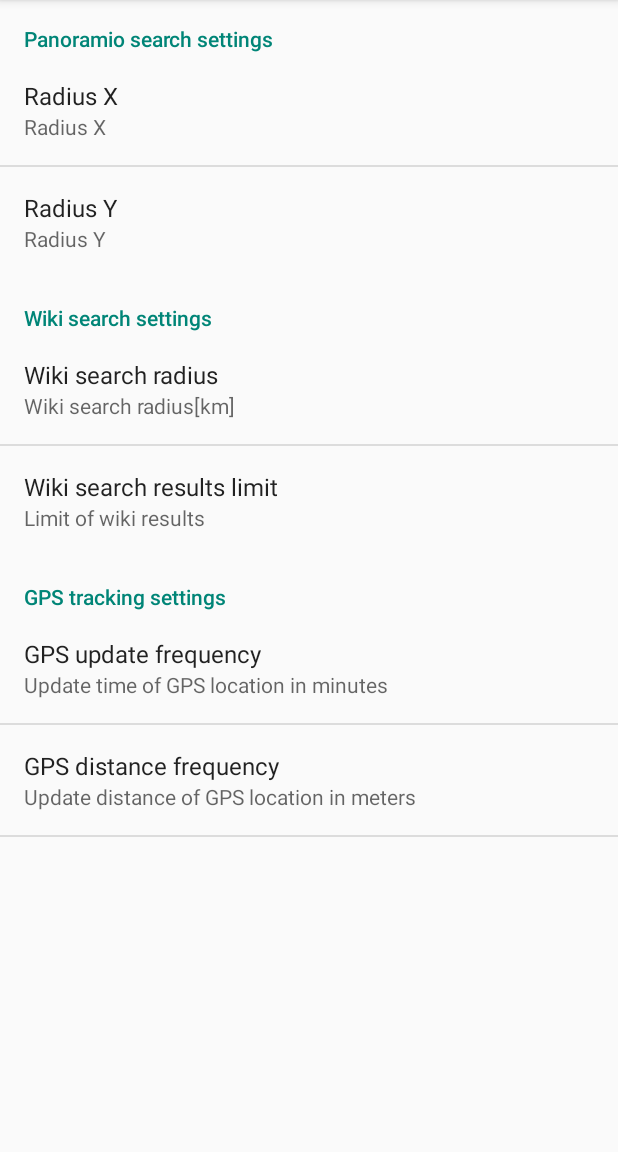
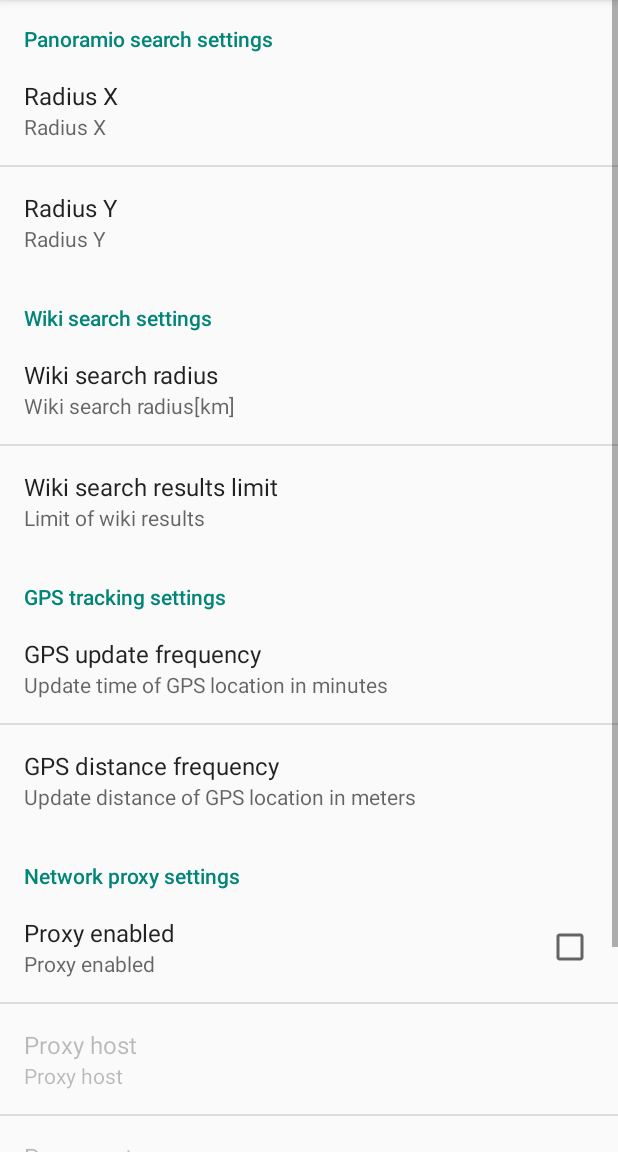
Before and after one commit to tomaszpolgrabia/urban-explorer, an Android app: the screen it shows after launch (SettingsActivity), in the options menu, after a tap on "Settings", on a phone screen of 412 x 824 dp, the part 84-1236 px from its top. Run offline under Robolectric (Android 15) with nearby library versions, the phone set to English and light mode, and no system bars; libraries missing offline, so code that uses them is left out: com.androidquery, com.androidquery.util, com.crashlytics.android, com.nostra13.universalimageloader, io.fabric.sdk; 7 statements that could not run were skipped.

Commit message:
Try of marking http proxy quieries.

```diff
--- a/app/src/main/java/pl/tpolgrabia/urbanexplorer/MainActivity.java
+++ b/app/src/main/java/pl/tpolgrabia/urbanexplorer/MainActivity.java
@@ -16,6 +16,7 @@ import android.support.v7.app.ActionBarActivity;
 import android.util.Log;
 import android.view.*;
 import android.widget.Toast;
+import com.androidquery.util.AQUtility;
 import com.crashlytics.android.Crashlytics;
 import com.nostra13.universalimageloader.cache.memory.impl.WeakMemoryCache;
 import com.nostra13.universalimageloader.core.DisplayImageOptions;
@@ -32,6 +33,7 @@ import pl.tpolgrabia.urbanexplorer.fragments.WikiLocationsFragment;
 import pl.tpolgrabia.urbanexplorer.handlers.SwipeHandler;
 import pl.tpolgrabia.urbanexplorer.utils.ImageLoaderUtils;
 import pl.tpolgrabia.urbanexplorer.utils.LocationUtils;
+import pl.tpolgrabia.urbanexplorer.utils.NetUtils;
 import pl.tpolgrabia.urbanexplorer.utils.NumberUtils;
 import pl.tpolgrabia.urbanexplorer.views.CustomInterceptor;
 import pl.tpolgrabia.urbanexplorer.views.SwipeFrameLayout;
@@ -46,6 +48,7 @@ public class MainActivity extends ActionBarActivity {
     private static final double MAX_FRAGMENT_ID = WIKI_FRAGMENT_ID;
     private static final double MIN_FRAGMENT_ID = HOME_FRAGMENT_ID;
     private static final String FRAG_ID = "FRAG_ID";
+    private static final int SETTINGS_ID_INTENT_REQUEST_ID = 2;
     public static DisplayImageOptions options;
     private GestureDetectorCompat gestureDetector;
     private int currentFragmentId = 0;
@@ -53,7 +56,7 @@ public class MainActivity extends ActionBarActivity {
 
     private boolean locationServicesActivated = false;
     private GestureDetector.OnGestureListener swipeHandler;
-
+    private PanoramioImageInfo photoInfo;
 
     public StandardLocationListener getLocationCallback() {
         return locationCallback;
@@ -70,6 +73,9 @@ public class MainActivity extends ActionBarActivity {
         super.onCreate(savedInstanceState);
         Log.v(CLASS_TAG, "onCreate");
         setContentView(R.layout.activity_main);
+        AQUtility.setDebug(true);
+
+        NetUtils.setGlobalProxyAuth(this);
 
         currentFragmentId = 0;
 
@@ -114,7 +120,7 @@ public class MainActivity extends ActionBarActivity {
         switch (item.getItemId()) {
             case R.id.settings:
                 final Intent intent = new Intent(this, SettingsActivity.class);
-                startActivity(intent);
+                startActivityForResult(intent, MainActivity.SETTINGS_ID_INTENT_REQUEST_ID, new Bundle());
                 return true;
             default:
                 return super.onOptionsItemSelected(item);
@@ -122,6 +128,7 @@ public class MainActivity extends ActionBarActivity {
     }
 
     public void switchToPhoto(PanoramioImageInfo photoInfo) {
+        this.photoInfo = photoInfo;
         FragmentManager fragmentManager = getSupportFragmentManager();
         FragmentTransaction ctx = fragmentManager.beginTransaction();
         PanoramioShowerFragment panoramioShower = new PanoramioShowerFragment();
@@ -281,6 +288,9 @@ public class MainActivity extends ActionBarActivity {
                     startActivity(intent);
                 }
                 break;
+            case SETTINGS_ID_INTENT_REQUEST_ID:
+                NetUtils.setGlobalProxyAuth(this);
+                break;
             default:
                 super.onActivityResult(requestCode, resultCode, data);
         }
--- a/app/src/main/java/pl/tpolgrabia/urbanexplorer/fragments/PanoramioAdapter.java
+++ b/app/src/main/java/pl/tpolgrabia/urbanexplorer/fragments/PanoramioAdapter.java
@@ -13,6 +13,7 @@ import com.nostra13.universalimageloader.core.ImageLoader;
 import pl.tpolgrabia.urbanexplorer.MainActivity;
 import pl.tpolgrabia.urbanexplorer.R;
 import pl.tpolgrabia.urbanexplorer.dto.panoramio.PanoramioImageInfo;
+import pl.tpolgrabia.urbanexplorer.utils.NetUtils;
 
 import java.util.List;
 
@@ -24,7 +25,7 @@ public class PanoramioAdapter extends ArrayAdapter<PanoramioImageInfo> {
 
     public PanoramioAdapter(FragmentActivity activity, int location_item, List<PanoramioImageInfo> photosDescriptions) {
         super(activity, location_item, photosDescriptions);
-        aq = new AQuery(activity);
+        aq = NetUtils.createProxyAQueryInstance(activity);
     }
 
     @Override
--- a/app/src/main/java/pl/tpolgrabia/urbanexplorer/handlers/SwipeHandler.java
+++ b/app/src/main/java/pl/tpolgrabia/urbanexplorer/handlers/SwipeHandler.java
@@ -12,7 +12,7 @@ public class SwipeHandler implements GestureDetector.OnGestureListener {
     private static final String CLASS_TAG = SwipeHandler.class.getSimpleName();
     private final MainActivity activity;
     private static final float SWIPE_THRESHOLD = 50;
-    private static final float SWIPE_VELOCITY_THRESHOLD = 20;
+    private static final float SWIPE_VELOCITY_THRESHOLD = 10;
 
     public SwipeHandler(MainActivity activity) {
         this.activity = activity;
--- /dev/null
+++ b/app/src/main/java/pl/tpolgrabia/urbanexplorer/utils/NetUtils.java
@@ -0,0 +1,92 @@
+package pl.tpolgrabia.urbanexplorer.utils;
+
+import android.content.Context;
+import android.content.SharedPreferences;
+import android.preference.PreferenceManager;
+import android.util.Log;
+import com.androidquery.AQuery;
+import pl.tpolgrabia.urbanexplorer.AppConstants;
+
+import java.net.Authenticator;
+import java.net.PasswordAuthentication;
+
+/**
+ * Created by Tomasz Półgrabia <tomasz.polgrabia@unicredit.eu> (c310702) on 15.09.2016.
+ */
+public class NetUtils {
+    private static final String CLASS_TAG = NetUtils.class.getSimpleName();
+
+    public static AQuery createProxyAQueryInstance(Context ctx) {
+        final AQuery aq = new AQuery(ctx);
+        try {
+            Log.v(CLASS_TAG, "Creating aquery proxy instance");
+            SharedPreferences sharedPrefs = getDefaultSharedPreferences(ctx);
+            boolean enabled = isProxyEnabled(ctx);
+            Log.v(CLASS_TAG, "Proxy is enabled: " + enabled);
+            if (!enabled) {
+                return aq;
+            }
+
+            String httpProxyHost = sharedPrefs.getString(AppConstants.PREF_HTTP_PROXY_HOST_KEY,
+                    AppConstants.DEF_HTTP_PROXY_HOST);
+
+            String httpProxyPort = sharedPrefs.getString(AppConstants.PREF_HTTP_PROXY_PORT_KEY,
+                    AppConstants.DEF_HTTP_PROXY_PORT);
+
+            Log.v(CLASS_TAG, "Proxy is enabled, host: " + httpProxyHost + ", port: " + httpProxyPort);
+
+
+            if (httpProxyHost == null) {
+                return aq;
+            }
+
+            Log.v(CLASS_TAG, "Proxy host: " + httpProxyHost + ", proxy port: " + httpProxyPort);
+            aq.proxy(httpProxyHost, Integer.parseInt(httpProxyPort));
+        } catch (NumberFormatException e) {
+            Log.w(CLASS_TAG, "Invalid proxy auth number format", e);
+        }
+
+        return aq;
+    }
+
+    public static void setGlobalProxyAuth(Context ctx) {
+        Log.v(CLASS_TAG, "Setting proxy auth");
+        if (isProxyEnabled(ctx)) {
+            Log.v(CLASS_TAG, "Setting custom proxy auth");
+            SharedPreferences sharedPrefs = getDefaultSharedPreferences(ctx);
+            final String httpProxyUser = sharedPrefs.getString(AppConstants.PREF_HTTP_PROXY_USER_KEY,
+                    AppConstants.DEF_HTTP_PROXY_USER);
+
+            final String httpProxyPass = sharedPrefs.getString(AppConstants.PREF_HTTP_PROXY_PASSWORD_KEY,
+                    AppConstants.DEF_HTTP_PROXY_PASSWORD);
+
+            setGlobalProxyAuth(httpProxyUser, httpProxyPass);
+        } else {
+            Authenticator.setDefault(null);
+            Log.v(CLASS_TAG, "Setting empty proxy auth");
+        }
+    }
+
+    private static SharedPreferences getDefaultSharedPreferences(Context ctx) {
+        return PreferenceManager.getDefaultSharedPreferences(ctx);
+    }
+
+    private static void setGlobalProxyAuth(final String httpProxyUser, final String httpProxyPass) {
+        Log.v(CLASS_TAG, "Proxy user: " + httpProxyUser + ", proxy pass: " + httpProxyPass);
+        Authenticator.setDefault(new Authenticator() {
+            @Override
+            protected PasswordAuthentication getPasswordAuthentication() {
+                Log.v(CLASS_TAG, "Proxy auth try");
+                return new PasswordAuthentication(httpProxyUser,httpProxyPass.toCharArray());
+            }
+        });
+    }
+
+    public static boolean isProxyEnabled(Context ctx) {
+        SharedPreferences sharedPrefs =  getDefaultSharedPreferences(ctx);
+        return sharedPrefs.getBoolean(
+                        AppConstants.PREF_HTTP_PROXY_ENABLED_KEY,
+                        AppConstants.DEF_HTTP_PROXY_ENABLED);
+    }
+
+}
--- a/app/src/main/java/pl/tpolgrabia/urbanexplorer/utils/PanoramioUtils.java
+++ b/app/src/main/java/pl/tpolgrabia/urbanexplorer/utils/PanoramioUtils.java
@@ -38,7 +38,7 @@ public class PanoramioUtils {
         Long offset,
         Long count,
         final PanoramioResponseCallback callback) {
-        AQuery aq = new AQuery(ctx);
+        AQuery aq = NetUtils.createProxyAQueryInstance(ctx);
         final String aqQuery = "http://www.panoramio.com/map/get_panoramas.php?" +
             "set=public" +
             "&from=" + offset +
--- a/app/src/main/res/xml/urban_expl_settings.xml
+++ b/app/src/main/res/xml/urban_expl_settings.xml
@@ -62,4 +62,46 @@
 
     </PreferenceCategory>
 
+    <PreferenceCategory
+            android:title="Network proxy settings"
+            android:key="pref_proxy_settings">
+
+        <CheckBoxPreference
+            android:key="pref_proxy_enabled"
+            android:title="Proxy enabled"
+            android:summary="Proxy enabled" />
+
+        <EditTextPreference
+                android:key="pref_proxy_host"
+                android:title="Proxy host"
+                android:summary="Proxy host"
+                android:defaultValue="localhost"
+                android:dependency="pref_proxy_enabled" />
+
+        <EditTextPreference
+                android:key="pref_proxy_port"
+                android:title="Proxy port"
+                android:summary="Proxy port"
+                android:defaultValue="8123"
+                android:inputType="number"
+                android:dependency="pref_proxy_enabled" />
+
+        <EditTextPreference
+                android:key="pref_proxy_user"
+                android:title="Proxy user"
+                android:summary="Proxy user"
+                android:defaultValue=""
+                android:dependency="pref_proxy_enabled" />
+
+        <EditTextPreference
+                android:key="pref_proxy_pass"
+                android:title="Proxy password"
+                android:summary="Proxy password"
+                android:defaultValue=""
+                android:inputType="textPassword"
+                android:dependency="pref_proxy_enabled" />
+
+
+    </PreferenceCategory>
+
 </PreferenceScreen>
--- a/build.gradle
+++ b/build.gradle
@@ -5,7 +5,7 @@ buildscript {
         jcenter()
     }
     dependencies {
-        classpath 'com.android.tools.build:gradle:1.5.0'
+        classpath 'com.android.tools.build:gradle:2.0.0'
 
         // NOTE: Do not place your application dependencies here; they belong
         // in the individual module build.gradle files
```
Also changed, not shown: app/src/main/java/pl/tpolgrabia/urbanexplorer/AppConstants.java (+10 -0 lines), app/src/main/java/pl/tpolgrabia/urbanexplorer/fragments/PanoramioShowerFragment.java (+10 -0 lines), app/src/main/java/pl/tpolgrabia/urbanexplorer/utils/WikiUtils.java (+5 -4 lines).
